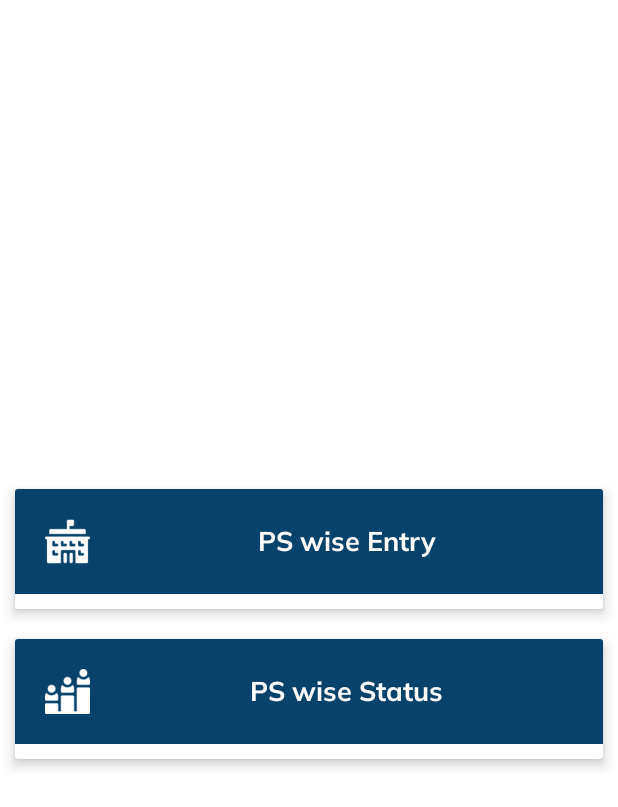
After one commit to DesamNaren/GHMCElectionPolling, an Android app: the layout fragment_home.xml on its own in the app's theme, with its tools: preview values and no code run, on a phone screen of 412 x 824 dp. The commit adds this screen. Shown: the top 807 px of the screen. Run offline under Robolectric (Android 15) with nearby library versions, the phone set to English and light mode, and no system bars.

Commit message:
ps wise status changes commit

```diff
--- /dev/null
+++ b/app/src/main/res/color/line_colors.xml
@@ -0,0 +1,5 @@
+<selector xmlns:android="http://schemas.android.com/apk/res/android">
+    <item android:color="@color/colorPrimary" android:state_selected="true" />
+    <item android:color="@color/colorPrimary" android:state_focused="true" />
+    <item android:color="@color/colorPrimary" />
+</selector>
--- /dev/null
+++ b/app/src/main/res/color/text_colors.xml
@@ -0,0 +1,5 @@
+<selector xmlns:android="http://schemas.android.com/apk/res/android">
+    <item android:color="@color/white" android:state_focused="true" />
+    <item android:color="@color/white" android:state_focused="true" />
+    <item android:color="@color/white" />
+</selector>
--- a/app/src/main/res/layout/activity_ps_wise_status.xml
+++ b/app/src/main/res/layout/activity_ps_wise_status.xml
@@ -39,7 +39,7 @@
 
 
         <androidx.recyclerview.widget.RecyclerView
-            android:id="@+id/attendance_rv"
+            android:id="@+id/recyclerView"
             android:layout_width="match_parent"
             android:layout_height="wrap_content"
             android:layout_below="@+id/header"
--- /dev/null
+++ b/app/src/main/res/layout/fragment_home.xml
@@ -0,0 +1,97 @@
+<?xml version="1.0" encoding="utf-8"?>
+
+<layout xmlns:android="http://schemas.android.com/apk/res/android"
+    xmlns:app="http://schemas.android.com/apk/res-auto">
+
+    <ScrollView
+        android:layout_width="match_parent"
+        android:layout_height="match_parent"
+        android:layout_marginTop="@dimen/dimen_8dp">
+
+        <LinearLayout
+            android:layout_width="match_parent"
+            android:layout_height="wrap_content"
+            android:layout_gravity="center"
+            android:gravity="center"
+            android:orientation="vertical">
+
+            <androidx.cardview.widget.CardView
+                android:id="@+id/ll_ps_wise_entry"
+                android:layout_width="match_parent"
+                android:layout_height="80dp"
+                android:layout_margin="10dp"
+                android:layout_marginTop="@dimen/dimen_8dp"
+                android:visibility="visible"
+                app:cardElevation="5dp">
+
+                <LinearLayout
+                    android:layout_width="match_parent"
+                    android:layout_height="wrap_content"
+                    android:background="@color/colorPrimaryDark"
+                    android:gravity="center"
+                    android:orientation="horizontal"
+                    android:padding="@dimen/dimen_10dp">
+
+                    <ImageView
+                        android:layout_width="@dimen/dimen_30dp"
+                        android:layout_height="@dimen/dimen_30dp"
+                        android:layout_margin="@dimen/dimen_10dp"
+                        android:src="@drawable/polling" />
+
+                    <TextView
+                        android:layout_width="0dp"
+                        android:layout_height="wrap_content"
+                        android:layout_weight="1"
+                        android:fontFamily="@font/muli_bold"
+                        android:gravity="center"
+                        android:padding="@dimen/dimen_5dp"
+                        android:text="PS wise Entry"
+                        android:textAllCaps="false"
+                        android:textColor="@color/white"
+                        android:textSize="@dimen/dimen_18sp" />
+
+                </LinearLayout>
+
+            </androidx.cardview.widget.CardView>
+
+            <androidx.cardview.widget.CardView
+                android:id="@+id/ll_ps_wise_status"
+                android:layout_width="match_parent"
+                android:layout_height="80dp"
+                android:layout_margin="10dp"
+                android:layout_marginTop="@dimen/dimen_8dp"
+                android:visibility="visible"
+                app:cardElevation="5dp">
+
+                <LinearLayout
+                    android:layout_width="match_parent"
+                    android:layout_height="wrap_content"
+                    android:background="@color/colorPrimaryDark"
+                    android:gravity="center"
+                    android:orientation="horizontal"
+                    android:padding="@dimen/dimen_10dp">
+
+                    <ImageView
+                        android:layout_width="@dimen/dimen_30dp"
+                        android:layout_height="@dimen/dimen_30dp"
+                        android:layout_margin="@dimen/dimen_10dp"
+                        android:src="@drawable/status" />
+
+                    <TextView
+                        android:layout_width="0dp"
+                        android:layout_height="wrap_content"
+                        android:layout_weight="1"
+                        android:fontFamily="@font/muli_bold"
+                        android:gravity="center"
+                        android:padding="@dimen/dimen_5dp"
+                        android:text="PS wise Status"
+                        android:textColor="@color/white"
+                        android:textSize="@dimen/dimen_18sp" />
+
+                </LinearLayout>
+            </androidx.cardview.widget.CardView>
+
+        </LinearLayout>
+    </ScrollView>
+
+</layout>
```
Also changed, not shown: app/src/main/java/com/cgg/ghmcpollingapp/ui/PSWiseStatusActivity.java (+31 -0 lines), app/src/main/res/layout/fragment_gallery.xml (deleted, +0 -22 lines), app/src/main/res/layout/fragment_slideshow.xml (deleted, +0 -22 lines).
